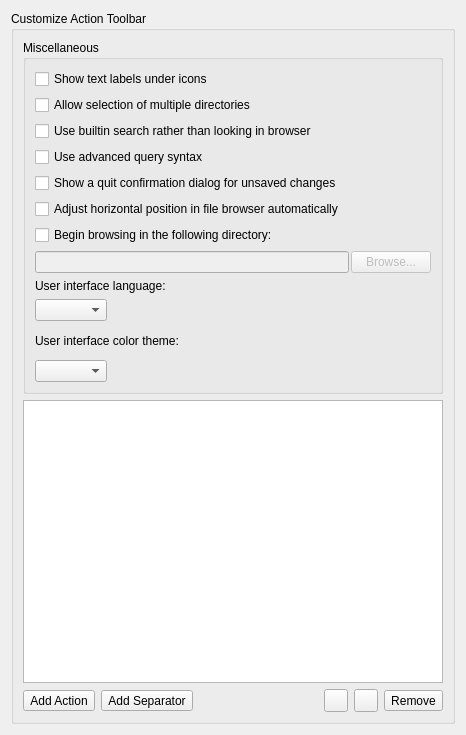
metabrainz/picard, file ui/options_interface.ui: the form before one commit.
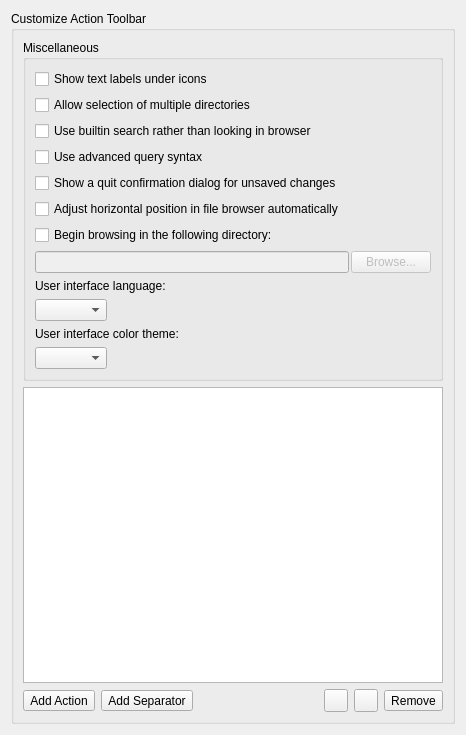
The form after the commit. Icons and pictures are not drawn.

Commit message:
Removed additional margins in Options > User interface
Unified the space between control elements

```diff
--- a/ui/options_interface.ui
+++ b/ui/options_interface.ui
@@ -134,24 +134,6 @@
            <property name="enabled">
             <bool>true</bool>
            </property>
-           <property name="sizePolicy">
-            <sizepolicy hsizetype="Preferred" vsizetype="Preferred">
-             <horstretch>0</horstretch>
-             <verstretch>0</verstretch>
-            </sizepolicy>
-           </property>
-           <property name="minimumSize">
-            <size>
-             <width>0</width>
-             <height>55</height>
-            </size>
-           </property>
-           <property name="baseSize">
-            <size>
-             <width>0</width>
-             <height>30</height>
-            </size>
-           </property>
            <layout class="QVBoxLayout" name="verticalLayout_2">
             <property name="leftMargin">
              <number>0</number>
```
The commit also changes 1 other file.
